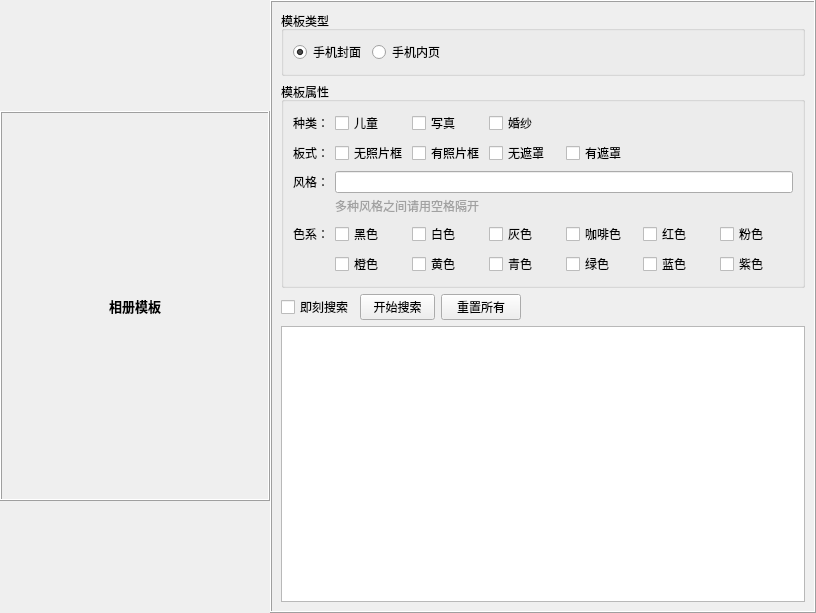
Onglu/AlbumTool, file page/TemplatePageWidget.ui: the form before one commit.
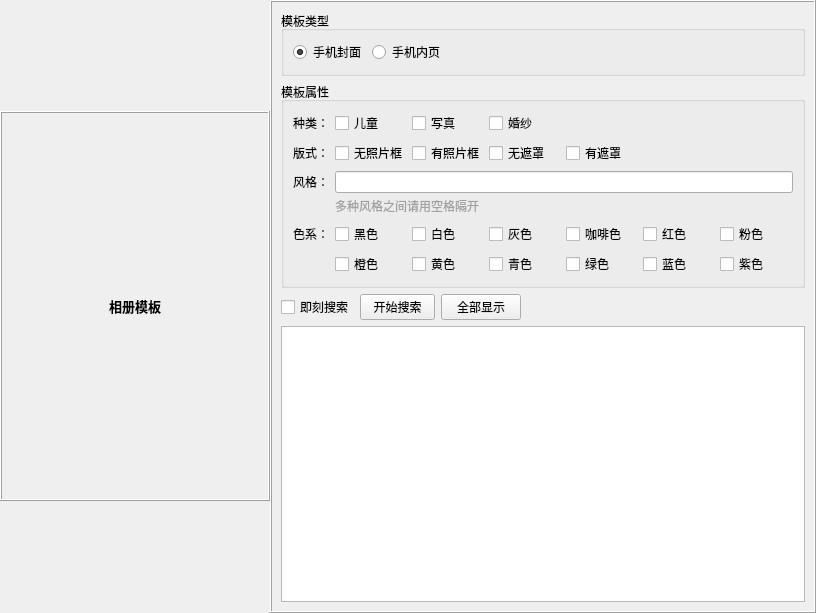
The form after the commit.

```diff
--- a/page/TemplatePageWidget.ui
+++ b/page/TemplatePageWidget.ui
@@ -231,7 +231,7 @@
            <item>
             <widget class="QLabel" name="label_4">
              <property name="text">
-              <string>板式：</string>
+              <string>版式：</string>
              </property>
             </widget>
            </item>
@@ -749,7 +749,7 @@
         <item>
          <widget class="QPushButton" name="resetPushButton">
           <property name="text">
-           <string>重置所有</string>
+           <string>全部显示</string>
           </property>
          </widget>
         </item>
```
